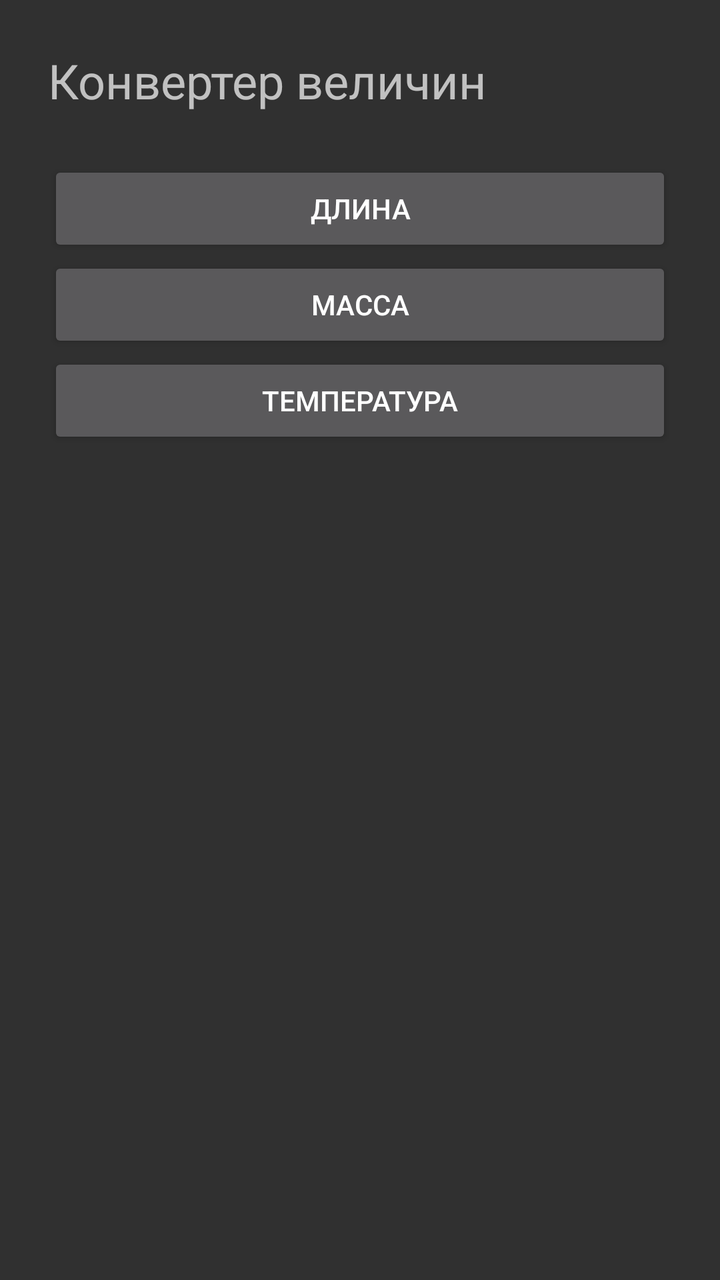
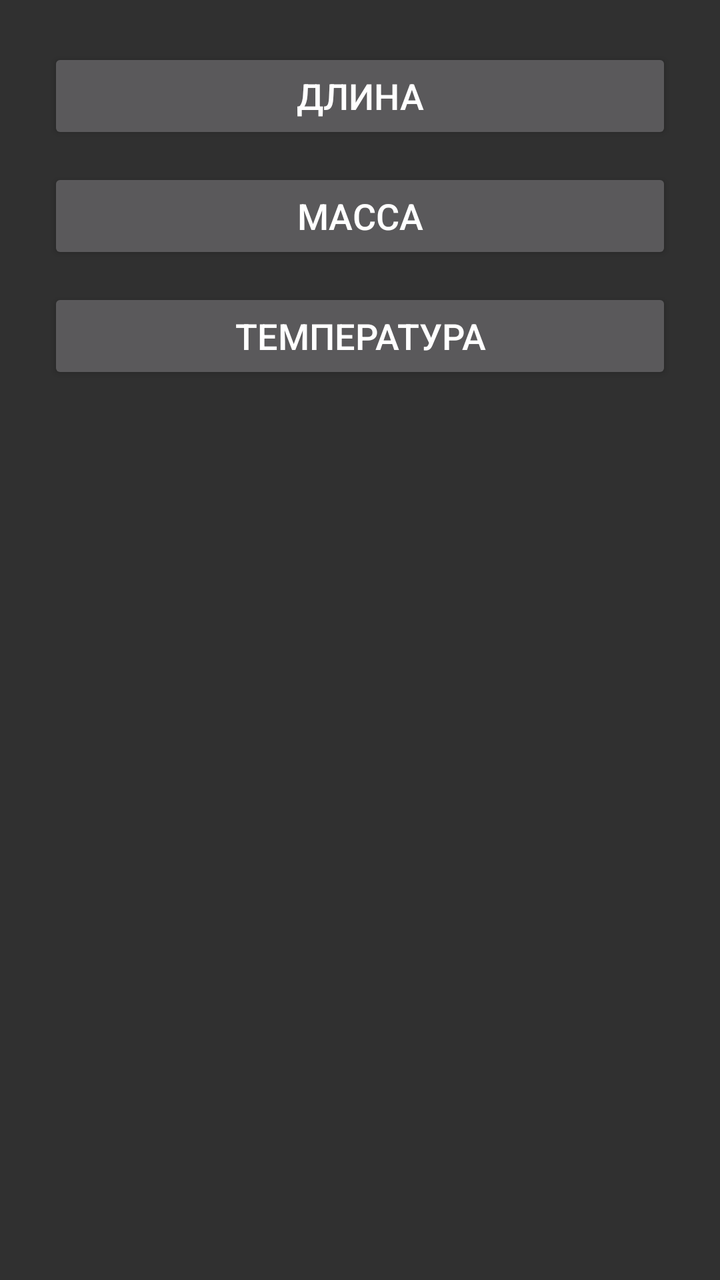

Two renders of the same Android screen: before a commit and after it. Below are the layout's source before the change and the commit's diff.
<!-- AndroidManifest.xml: application theme android:Theme.Material -->
<!-- res/layout/activity_main.xml -->
<?xml version="1.0" encoding="utf-8"?>
<LinearLayout xmlns:android="http://schemas.android.com/apk/res/android"
    android:layout_width="match_parent"
    android:layout_height="match_parent"
    android:orientation="vertical"
    android:padding="24dp">

    <TextView
        android:layout_width="wrap_content"
        android:layout_height="wrap_content"
        android:text="Конвертер величин"
        android:textSize="24sp" />

    <Button
        android:layout_width="match_parent"
        android:layout_height="wrap_content"
        android:layout_marginTop="24dp"
        android:text="Длина"
        android:onClick="openLength" />

    <Button
        android:layout_width="match_parent"
        android:layout_height="wrap_content"
        android:text="Масса"
        android:onClick="openMass" />

    <Button
        android:layout_width="match_parent"
        android:layout_height="wrap_content"
        android:text="Температура"
        android:onClick="openTemperature" />

</LinearLayout>
<!-- resources referenced by this layout -->
<resources>

</resources>

<!-- the commit's change to res/layout/activity_main.xml (unified diff, before → after) -->
@@ -5,29 +5,27 @@
     android:orientation="vertical"
     android:padding="24dp">
 
-    <TextView
-        android:layout_width="wrap_content"
-        android:layout_height="wrap_content"
-        android:text="Конвертер величин"
-        android:textSize="24sp" />
-
     <Button
         android:layout_width="match_parent"
         android:layout_height="wrap_content"
-        android:layout_marginTop="24dp"
         android:text="Длина"
+        android:textSize="18sp"
         android:onClick="openLength" />
 
     <Button
         android:layout_width="match_parent"
         android:layout_height="wrap_content"
+        android:layout_marginTop="12dp"
         android:text="Масса"
+        android:textSize="18sp"
         android:onClick="openMass" />
 
     <Button
         android:layout_width="match_parent"
         android:layout_height="wrap_content"
+        android:layout_marginTop="12dp"
         android:text="Температура"
+        android:textSize="18sp"
         android:onClick="openTemperature" />
 
 </LinearLayout>
